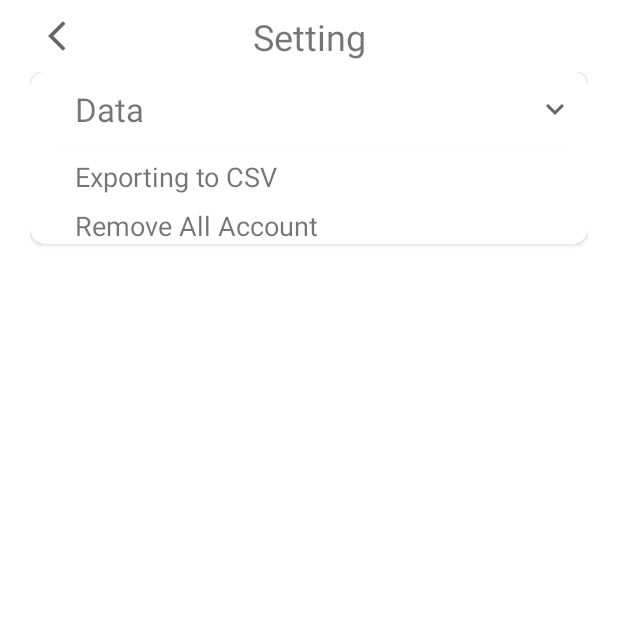
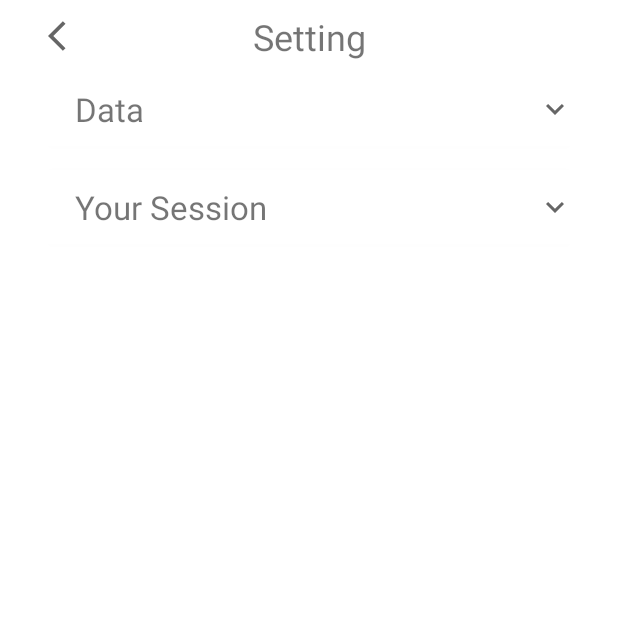
Before and after one commit to ducseul/Passwork, an Android app: the AdvanceSettingActivity screen opened directly, with no data from a screen before it, after a tap on an icon or button, on a phone screen of 412 x 824 dp, the top half of it. Run offline under Robolectric (Android 15) with nearby library versions, the phone set to English and light mode, and no system bars; 1 other tap on this screen came first.

Commit message:
update menu:

```diff
--- a/app/src/main/AndroidManifest.xml
+++ b/app/src/main/AndroidManifest.xml
@@ -3,6 +3,7 @@
     package="com.ducseul.passwork">
 
     <uses-permission android:name="android.permission.INTERNET" />
+    <uses-permission android:name="android.permission.WRITE_EXTERNAL_STORAGE"/>
 
     <application
         android:allowBackup="true"
--- a/app/src/main/java/com/ducseul/passwork/activity/AdvanceSettingActivity.java
+++ b/app/src/main/java/com/ducseul/passwork/activity/AdvanceSettingActivity.java
@@ -2,6 +2,7 @@ package com.ducseul.passwork.activity;
 
 import android.os.Bundle;
 import android.view.View;
+import android.widget.ImageButton;
 import android.widget.ImageView;
 import android.widget.RelativeLayout;
 
@@ -13,9 +14,15 @@ import com.ducseul.passwork.R;
 
 public class AdvanceSettingActivity extends AppCompatActivity {
 
+    private ImageButton back_button;
+
     private RelativeLayout data_stage_wrapper;
     private ImageView data_stage_dropdown;
     private RelativeLayout data_stage_detail;
+
+    private RelativeLayout session_setting_stage_wrapper;
+    private ImageView session_setting_stage_dropdown;
+    private RelativeLayout session_setting_stage_detail;
 
     @Override
     protected void onCreate(Bundle savedInstanceState) {
@@ -26,18 +33,62 @@ public class AdvanceSettingActivity extends AppCompatActivity {
     }
 
     private void doInitWidget() {
+        back_button = findViewById(R.id.back_button);
+
         data_stage_wrapper = findViewById(R.id.data_stage_wrapper);
         data_stage_dropdown = findViewById(R.id.data_stage_dropdown);
         data_stage_detail = findViewById(R.id.data_stage_detail);
+
+        session_setting_stage_wrapper = findViewById(R.id.session_setting_stage_wrapper);
+        session_setting_stage_dropdown = findViewById(R.id.session_setting_stage_dropdown);
+        session_setting_stage_detail = findViewById(R.id.session_setting_stage_detail);
     }
 
     private void doInitEvent() {
+        back_button.setOnClickListener(new View.OnClickListener() {
+            @Override
+            public void onClick(View v) {
+                finish();
+            }
+        });
+
+        data_stage_wrapper.setOnClickListener(new View.OnClickListener() {
+            @Override
+            public void onClick(View v) {
+                onClickDataStageDropdown(v);
+            }
+        });
+
         data_stage_dropdown.setOnClickListener(new View.OnClickListener() {
             @Override
             public void onClick(View v) {
                 onClickDataStageDropdown(v);
             }
         });
+
+        session_setting_stage_wrapper.setOnClickListener(new View.OnClickListener() {
+            @Override
+            public void onClick(View v) {
+                onClickSessionSettingStageDropDown(v);
+            }
+        });
+
+        session_setting_stage_dropdown.setOnClickListener(new View.OnClickListener() {
+            @Override
+            public void onClick(View v) {
+                onClickSessionSettingStageDropDown(v);
+            }
+        });
+    }
+
+    private void onClickSessionSettingStageDropDown(View v) {
+        if (session_setting_stage_detail.getVisibility() == View.GONE) {
+            TransitionManager.beginDelayedTransition(data_stage_wrapper, new AutoTransition());
+            session_setting_stage_detail.setVisibility(View.VISIBLE);
+        } else {
+            TransitionManager.beginDelayedTransition(data_stage_wrapper, new AutoTransition());
+            session_setting_stage_detail.setVisibility(View.GONE);
+        }
     }
 
     private void onClickDataStageDropdown(View v) {
--- a/app/src/main/res/layout/activity_advance_setting.xml
+++ b/app/src/main/res/layout/activity_advance_setting.xml
@@ -33,6 +33,7 @@
         android:layout_marginHorizontal="20dp">
 
         <androidx.cardview.widget.CardView
+            android:id="@+id/data_stage_cardview"
             android:layout_width="match_parent"
             android:layout_height="wrap_content"
             android:elevation="8dp"
@@ -94,6 +95,82 @@
                 </RelativeLayout>
             </RelativeLayout>
         </androidx.cardview.widget.CardView>
+
+        <androidx.cardview.widget.CardView
+            android:id="@+id/session_setting_cardview"
+            android:layout_below="@+id/data_stage_cardview"
+            android:layout_marginTop="16dp"
+            android:layout_width="match_parent"
+            android:layout_height="wrap_content"
+            android:elevation="8dp"
+            app:cardCornerRadius="10dp">
+
+            <RelativeLayout
+                android:id="@+id/session_setting_stage_wrapper"
+                android:layout_width="match_parent"
+                android:layout_height="wrap_content">
+
+                <androidx.cardview.widget.CardView
+                    android:id="@+id/session_setting_stage"
+                    android:layout_width="match_parent"
+                    android:layout_height="wrap_content"
+                    android:elevation="10dp"
+                    app:cardCornerRadius="10dp">
+
+                    <TextView
+                        android:layout_width="match_parent"
+                        android:layout_height="wrap_content"
+                        android:layout_marginStart="20dp"
+                        android:padding="10dp"
+                        android:text="Your Session"
+                        android:textSize="22dp" />
+
+                    <ImageView
+                        android:id="@+id/session_setting_stage_dropdown"
+                        android:layout_width="wrap_content"
+                        android:layout_height="match_parent"
+                        android:layout_gravity="right"
+                        android:padding="10dp"
+                        android:src="@drawable/ic_baseline_keyboard_arrow_down_24" />
+                </androidx.cardview.widget.CardView>
+
+                <RelativeLayout
+                    android:id="@+id/session_setting_stage_detail"
+                    android:visibility="gone"
+                    android:layout_width="match_parent"
+                    android:layout_height="wrap_content"
+                    android:layout_below="@+id/session_setting_stage"
+                    android:layout_marginStart="30dp">
+
+                    <TextView
+                        android:id="@+id/change_pin"
+                        android:layout_width="match_parent"
+                        android:layout_height="wrap_content"
+                        android:layout_marginTop="8dp"
+                        android:text="Change PIN"
+                        android:textSize="18dp" />
+
+                    <TextView
+                        android:id="@+id/change_recover_string"
+                        android:layout_width="match_parent"
+                        android:layout_height="wrap_content"
+                        android:layout_below="@+id/change_pin"
+                        android:layout_marginTop="8dp"
+                        android:text="Change Recover String"
+                        android:textSize="18dp" />
+
+                    <TextView
+                        android:id="@+id/forgot_recover_string"
+                        android:layout_width="match_parent"
+                        android:layout_height="wrap_content"
+                        android:layout_below="@+id/change_recover_string"
+                        android:layout_marginTop="8dp"
+                        android:text="Forgot Recover String"
+                        android:textSize="18dp" />
+                </RelativeLayout>
+            </RelativeLayout>
+        </androidx.cardview.widget.CardView>
+
     </RelativeLayout>
 
 </RelativeLayout>
```
